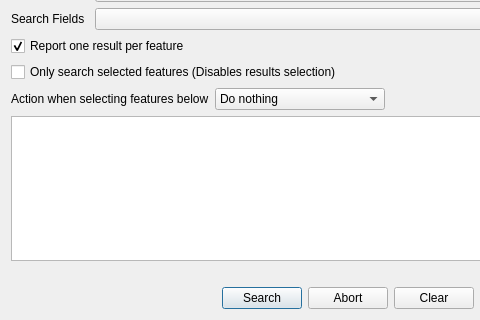
The window that searchlayers.ui (NationalSecurityAgency/qgis-searchlayers-plugin) describes before a commit, drawn with Qt 5; both pictures show x 0 to 480 and y 245 to 565 of the 571 by 565 pixel window.
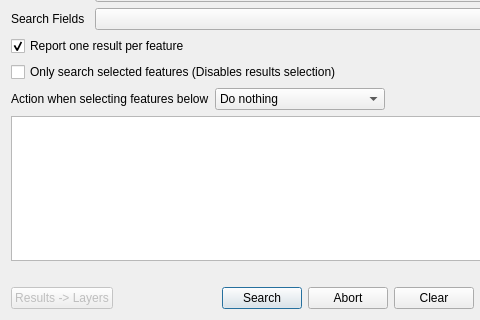
The same window after the commit.

Commit message: Add export button for search results

```diff
--- a/searchlayers.ui
+++ b/searchlayers.ui
@@ -436,6 +436,16 @@
    </item>
    <item>
     <layout class="QHBoxLayout" name="horizontalLayout_2">
+     <item>
+      <widget class="QPushButton" name="results2LayersButton">
+       <property name="enabled">
+        <bool>false</bool>
+       </property>
+       <property name="text">
+        <string>Results -&gt; Layers</string>
+       </property>
+      </widget>
+     </item>
      <item>
       <spacer name="horizontalSpacer">
        <property name="orientation">
@@ -454,6 +464,9 @@
        <property name="text">
         <string>Search</string>
        </property>
+       <property name="default">
+        <bool>true</bool>
+       </property>
       </widget>
      </item>
      <item>
```
The commit also changes 7 other files.
